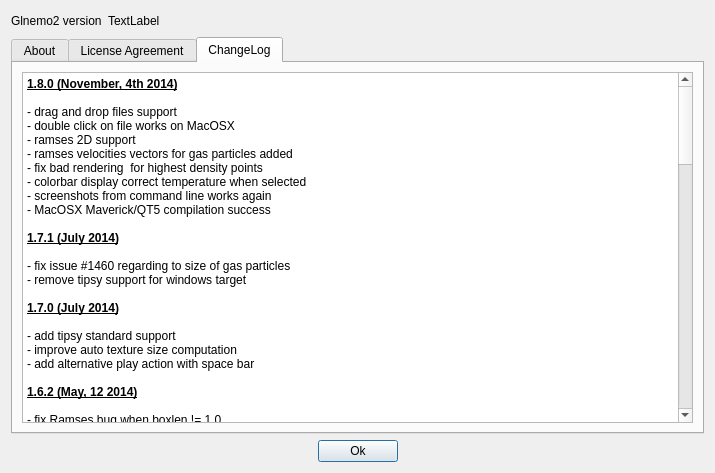
Above: src/formabout.ui from jcldc/glnemo2 before the change. Below: the same form after it.
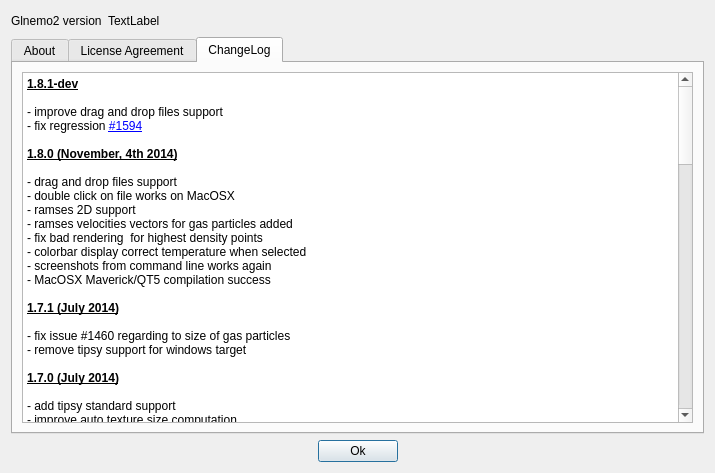
That is the form after the change. Icons and pictures are not drawn.

What changed in the file:
```diff
--- a/src/formabout.ui
+++ b/src/formabout.ui
@@ -1027,6 +1027,11 @@
 &lt;table border=&quot;0&quot; style=&quot;-qt-table-type: root; margin-top:4px; margin-bottom:4px; margin-left:4px; margin-right:4px;&quot;&gt;
 &lt;tr&gt;
 &lt;td style=&quot;border: none;&quot;&gt;
+&lt;p style=&quot; margin-top:0px; margin-bottom:0px; margin-left:0px; margin-right:0px; -qt-block-indent:0; text-indent:0px;&quot;&gt;&lt;span style=&quot; font-weight:600; text-decoration: underline;&quot;&gt;1.8.1-dev&lt;/span&gt;&lt;/p&gt;
+&lt;p style=&quot;-qt-paragraph-type:empty; margin-top:0px; margin-bottom:0px; margin-left:0px; margin-right:0px; -qt-block-indent:0; text-indent:0px; font-weight:600; text-decoration: underline;&quot;&gt;&lt;br /&gt;&lt;/p&gt;
+&lt;p style=&quot; margin-top:0px; margin-bottom:0px; margin-left:0px; margin-right:0px; -qt-block-indent:0; text-indent:0px;&quot;&gt;- improve drag and drop files support&lt;/p&gt;
+&lt;p style=&quot; margin-top:0px; margin-bottom:0px; margin-left:0px; margin-right:0px; -qt-block-indent:0; text-indent:0px;&quot;&gt;- fix regression &lt;a href=&quot;http://projets.lam.fr/issues/1594&quot;&gt;&lt;span style=&quot; text-decoration: underline; color:#0000ff;&quot;&gt;#1594&lt;/span&gt;&lt;/a&gt;&lt;/p&gt;
+&lt;p style=&quot;-qt-paragraph-type:empty; margin-top:0px; margin-bottom:0px; margin-left:0px; margin-right:0px; -qt-block-indent:0; text-indent:0px;&quot;&gt;&lt;br /&gt;&lt;/p&gt;
 &lt;p style=&quot; margin-top:0px; margin-bottom:0px; margin-left:0px; margin-right:0px; -qt-block-indent:0; text-indent:0px;&quot;&gt;&lt;span style=&quot; font-weight:600; text-decoration: underline;&quot;&gt;1.8.0 (November, 4th 2014)&lt;/span&gt;&lt;/p&gt;
 &lt;p style=&quot;-qt-paragraph-type:empty; margin-top:0px; margin-bottom:0px; margin-left:0px; margin-right:0px; -qt-block-indent:0; text-indent:0px; font-weight:600; text-decoration: underline;&quot;&gt;&lt;br /&gt;&lt;/p&gt;
 &lt;p style=&quot; margin-top:0px; margin-bottom:0px; margin-left:0px; margin-right:0px; -qt-block-indent:0; text-indent:0px;&quot;&gt;- drag and drop files support&lt;/p&gt;
```
